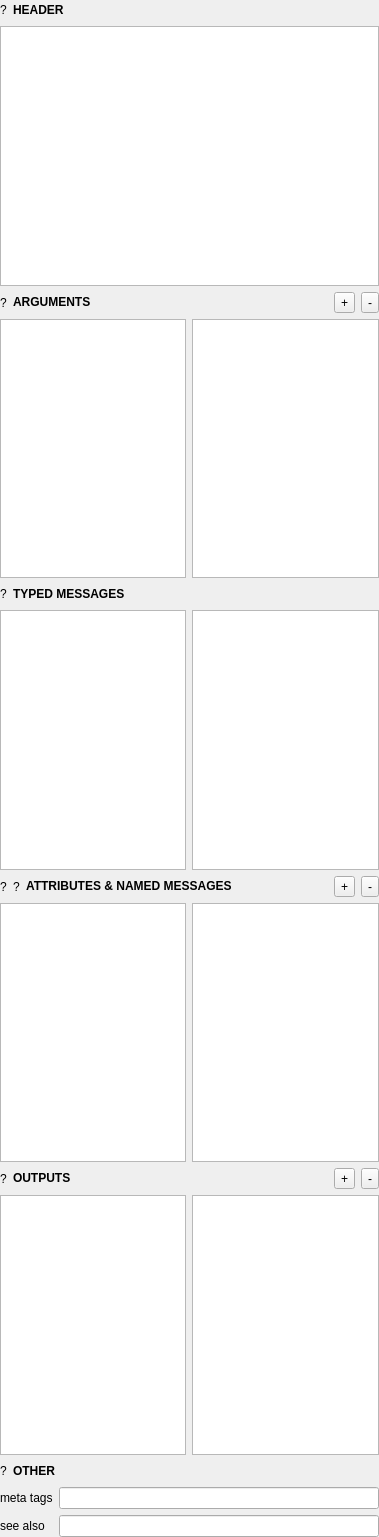
Before: the Qt Designer form applications/HelpForMax/_Forms/PatchWidget.ui in xavierxeon-music/WaMax, drawn with Qt 5.
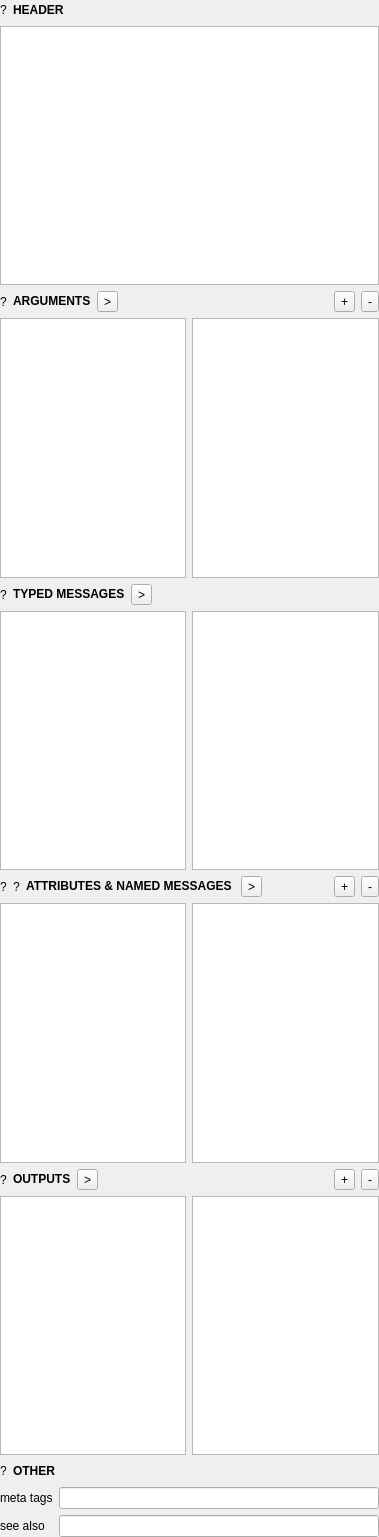
After: the same form once the commit is applied. Custom widgets are drawn as their Qt base class.

Patch:
```diff
--- a/applications/HelpForMax/_Forms/PatchWidget.ui
+++ b/applications/HelpForMax/_Forms/PatchWidget.ui
@@ -45,6 +45,13 @@
        </property>
       </widget>
      </item>
+     <item>
+      <widget class="QToolButton" name="argumnetTransferButton">
+       <property name="text">
+        <string>&gt;</string>
+       </property>
+      </widget>
+     </item>
      <item>
       <spacer name="horizontalSpacer">
        <property name="orientation">
@@ -118,6 +125,13 @@
        </property>
       </widget>
      </item>
+     <item>
+      <widget class="QToolButton" name="namedMessageTransferButton">
+       <property name="text">
+        <string>&gt;</string>
+       </property>
+      </widget>
+     </item>
      <item>
       <spacer name="horizontalSpacer_3">
        <property name="orientation">
@@ -169,6 +183,13 @@
        </property>
       </widget>
      </item>
+     <item>
+      <widget class="QToolButton" name="outputTransferButton">
+       <property name="text">
+        <string>&gt;</string>
+       </property>
+      </widget>
+     </item>
      <item>
       <spacer name="horizontalSpacer_4">
        <property name="orientation">
@@ -275,6 +296,13 @@
        </property>
       </widget>
      </item>
+     <item>
+      <widget class="QToolButton" name="typedMessageTransferButton">
+       <property name="text">
+        <string>&gt;</string>
+       </property>
+      </widget>
+     </item>
      <item>
       <spacer name="horizontalSpacer_2">
        <property name="orientation">
```
